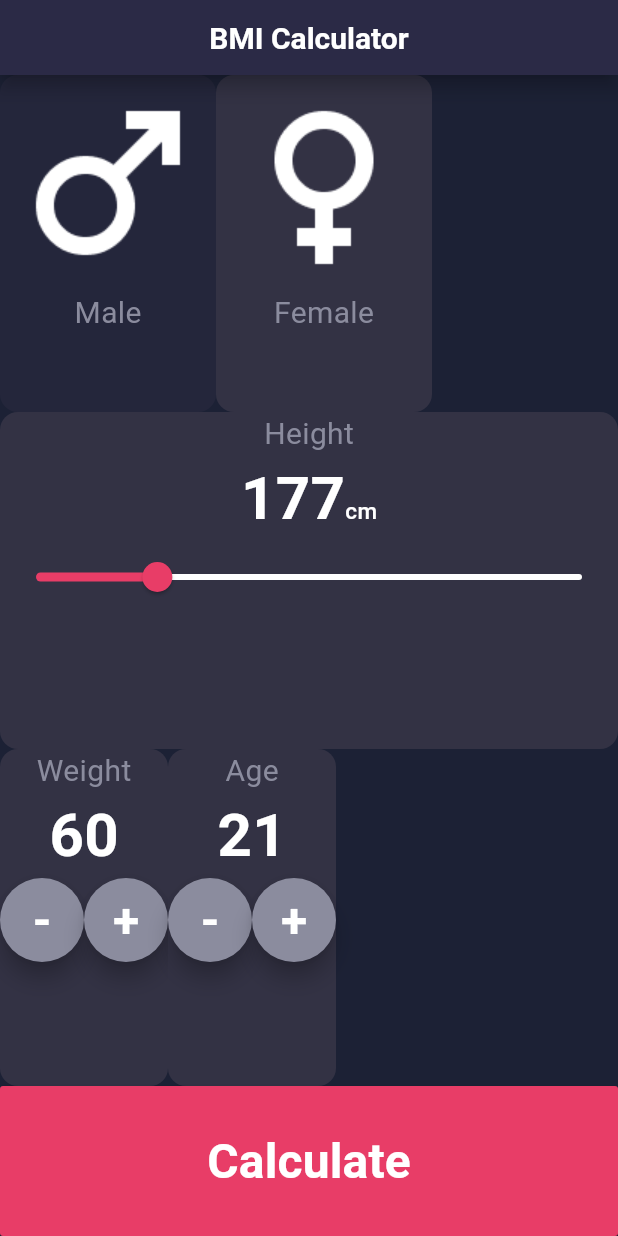
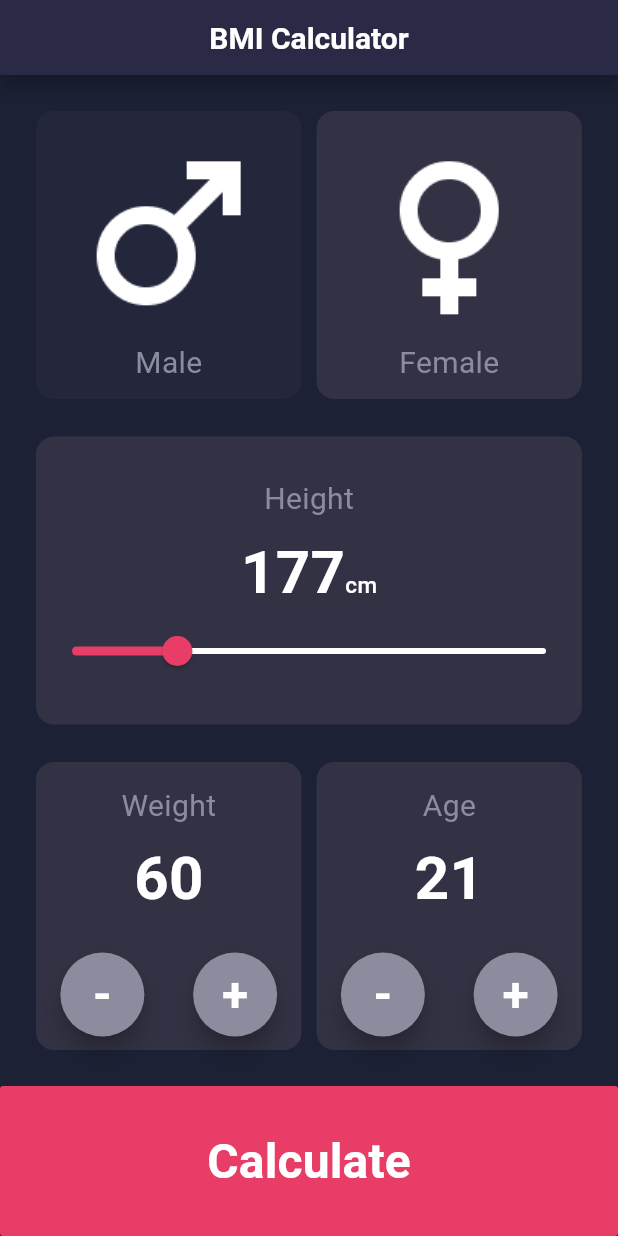
Before and after one commit to Yusuf-Harby/BMI-Calculator, a Flutter app: the screen it shows after launch, on a phone screen of 412 x 824 dp. Run offline on Flutter 3.47's test engine with Material 3 defaults, Android fonts, the phone set to English and light mode, and no system bars.

Commit message:
handling the home screen widgets sizes

```diff
--- a/lib/home_screen.dart
+++ b/lib/home_screen.dart
@@ -10,17 +10,23 @@ class HomeScreen extends StatelessWidget {
     return Scaffold(
       backgroundColor: AppColor.primary,
       appBar: CustomAppBar(),
-      body: Column(
+      body: Padding(
+        padding: const EdgeInsets.all(24),
+        child: Column(
+          spacing: 25,
           children: [
             Expanded(
               child: Row(
+                spacing: 10,
                 children: [
-                Container(
+                  Expanded(
+                    child: Container(
                       decoration: BoxDecoration(
                         color: AppColor.selected,
                         borderRadius: BorderRadius.circular(12),
                       ),
                       child: Column(
+                        mainAxisAlignment: MainAxisAlignment.center,
                         children: [
                           Image.asset(
                             'assets/icons/male_icon.png',
@@ -38,12 +44,15 @@ class HomeScreen extends StatelessWidget {
                         ],
                       ),
                     ),
-                Container(
+                  ),
+                  Expanded(
+                    child: Container(
                       decoration: BoxDecoration(
                         color: AppColor.unselected,
                         borderRadius: BorderRadius.circular(12),
                       ),
                       child: Column(
+                        mainAxisAlignment: MainAxisAlignment.center,
                         children: [
                           Image.asset(
                             'assets/icons/female_icon.png',
@@ -61,6 +70,7 @@ class HomeScreen extends StatelessWidget {
                         ],
                       ),
                     ),
+                  ),
                 ],
               ),
             ),
@@ -72,6 +82,7 @@ class HomeScreen extends StatelessWidget {
                 ),
                 child: Column(
                   children: [
+                    SizedBox(height: 27),
                     Text(
                       'Height',
                       style: TextStyle(
@@ -80,6 +91,7 @@ class HomeScreen extends StatelessWidget {
                         fontWeight: FontWeight.w400,
                       ),
                     ),
+                    SizedBox(height: 6),
                     Text.rich(
                       TextSpan(
                         text: '177',
@@ -114,14 +126,17 @@ class HomeScreen extends StatelessWidget {
             ),
             Expanded(
               child: Row(
+                spacing: 10,
                 children: [
-                Container(
+                  Expanded(
+                    child: Container(
                       decoration: BoxDecoration(
                         color: AppColor.unselected,
                         borderRadius: BorderRadius.circular(12),
                       ),
                       child: Column(
                         children: [
+                          SizedBox(height: 15),
                           Text(
                             'Weight',
                             style: TextStyle(
@@ -130,6 +145,7 @@ class HomeScreen extends StatelessWidget {
                               fontWeight: FontWeight.w400,
                             ),
                           ),
+                          SizedBox(height: 5),
                           Text(
                             '60',
                             style: TextStyle(
@@ -138,7 +154,9 @@ class HomeScreen extends StatelessWidget {
                               fontWeight: FontWeight.bold,
                             ),
                           ),
+                          SizedBox(height: 21),
                           Row(
+                            mainAxisAlignment: MainAxisAlignment.spaceAround,
                             children: [
                               FloatingActionButton(
                                 onPressed: () {},
@@ -171,13 +189,16 @@ class HomeScreen extends StatelessWidget {
                         ],
                       ),
                     ),
-                Container(
+                  ),
+                  Expanded(
+                    child: Container(
                       decoration: BoxDecoration(
                         color: AppColor.unselected,
                         borderRadius: BorderRadius.circular(12),
                       ),
                       child: Column(
                         children: [
+                          SizedBox(height: 15),
                           Text(
                             'Age',
                             style: TextStyle(
@@ -186,6 +207,7 @@ class HomeScreen extends StatelessWidget {
                               fontWeight: FontWeight.w400,
                             ),
                           ),
+                          SizedBox(height: 5),
                           Text(
                             '21',
                             style: TextStyle(
@@ -194,7 +216,9 @@ class HomeScreen extends StatelessWidget {
                               fontWeight: FontWeight.bold,
                             ),
                           ),
+                          SizedBox(height: 21),
                           Row(
+                            mainAxisAlignment: MainAxisAlignment.spaceAround,
                             children: [
                               FloatingActionButton(
                                 onPressed: () {},
@@ -227,13 +251,15 @@ class HomeScreen extends StatelessWidget {
                         ],
                       ),
                     ),
+                  ),
                 ],
               ),
             ),
           ],
         ),
+      ),
       bottomNavigationBar: MaterialButton(
-          onPressed: (){},
+        onPressed: () {},
         color: AppColor.secondary,
         minWidth: double.infinity,
         height: 100,
@@ -242,7 +268,7 @@ class HomeScreen extends StatelessWidget {
           style: TextStyle(
             color: AppColor.white,
             fontSize: 32,
-            fontWeight: FontWeight.w600
+            fontWeight: FontWeight.w600,
           ),
         ),
       ),
```
Lines whose indentation alone changed are shown as unchanged.
